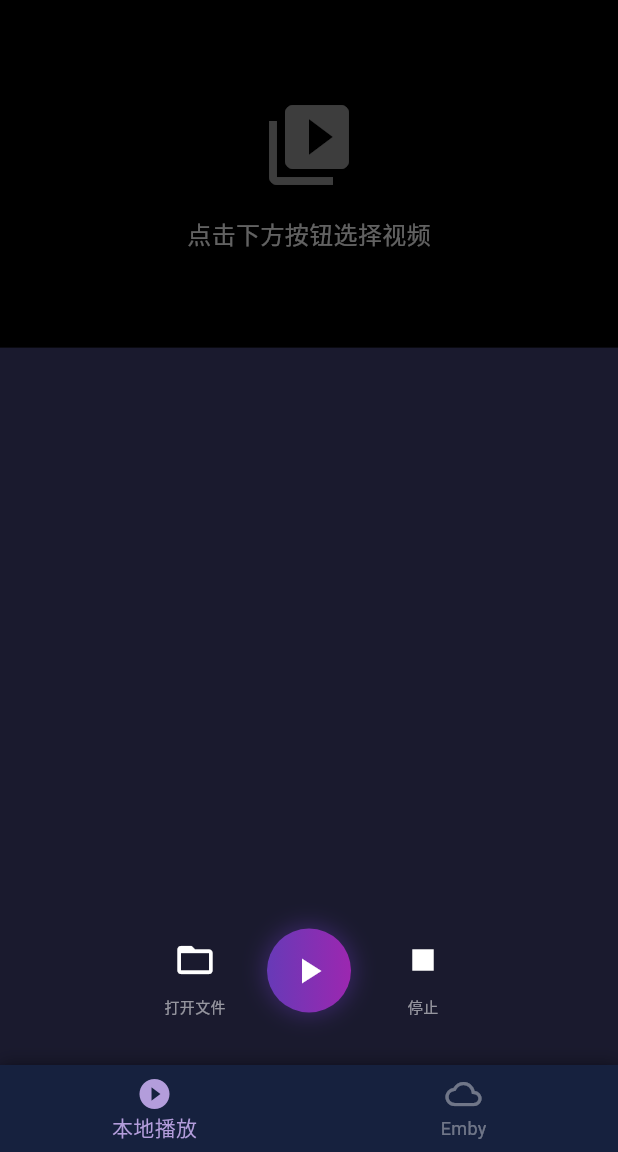
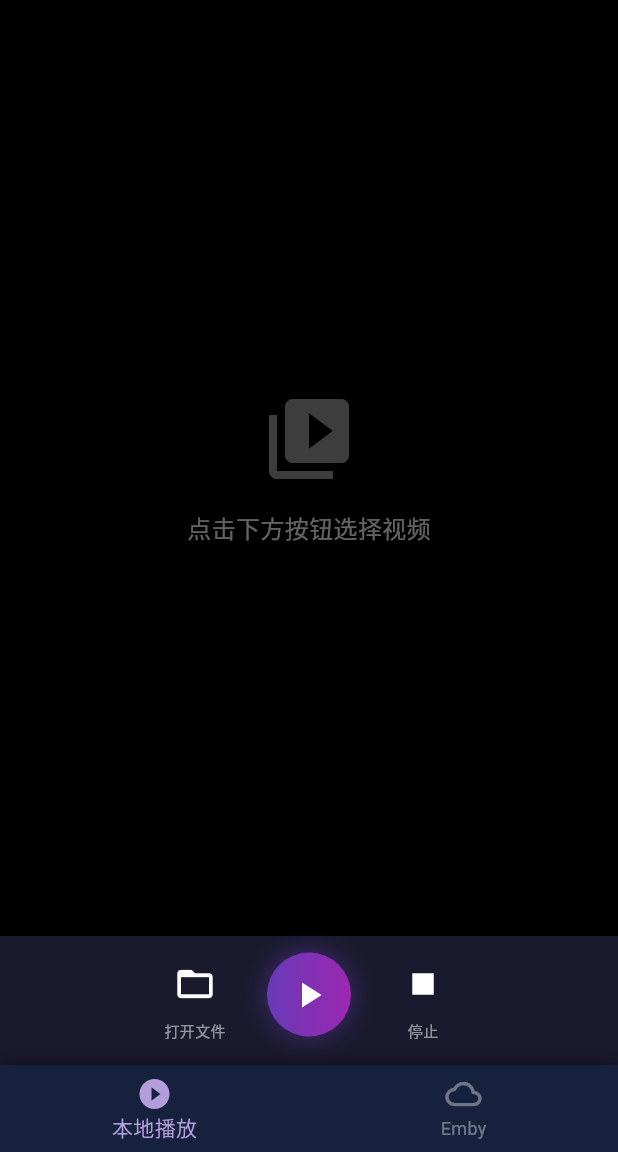
Before and after one commit to DaBoWin/BovaPlayer, a Flutter app: the screen it shows after launch, on a phone screen of 412 x 824 dp, the part 84-1236 px from its top. Run offline on Flutter 3.47's test engine with Material 3 defaults, Android fonts, the phone set to English and light mode, and no system bars; our stand-ins replace file_picker, video_player; missing offline and left inert: dart:ffi, dart:html.

Commit message:
fix: 修复普通模式布局溢出 + 创建 assets 目录

```diff
--- a/ui/flutter_app/lib/player_screen_desktop.dart
+++ b/ui/flutter_app/lib/player_screen_desktop.dart
@@ -770,22 +770,27 @@ class _PlayerScreenState extends State<PlayerScreen> with WidgetsBindingObserver
       ),
       body: Column(
         children: [
-          // 视频区域
-          AspectRatio(
-            aspectRatio: _hasVideo && _videoController != null && _videoController!.value.isInitialized
-                ? _videoController!.value.aspectRatio
-                : 16 / 9,
-            child: _buildNormalVideoArea(),
+          // 视频区域 - 用 Expanded 避免溢出
+          Expanded(
+            child: Container(
+              color: Colors.black,
+              child: Center(
+                child: AspectRatio(
+                  aspectRatio: _hasVideo && _videoController != null && _videoController!.value.isInitialized
+                      ? _videoController!.value.aspectRatio
+                      : 16 / 9,
+                  child: _buildNormalVideoArea(),
+                ),
+              ),
+            ),
           ),
 
           // 进度条
           if (_hasVideo) _buildNormalSeekBar(),
 
-          const Spacer(),
-
           // 底部按钮
           Padding(
-            padding: const EdgeInsets.only(bottom: 32, left: 16, right: 16),
+            padding: const EdgeInsets.only(bottom: 16, left: 16, right: 16, top: 8),
             child: Row(
               mainAxisAlignment: MainAxisAlignment.center,
               children: [
```
Also changed, not shown: 1 other file.
